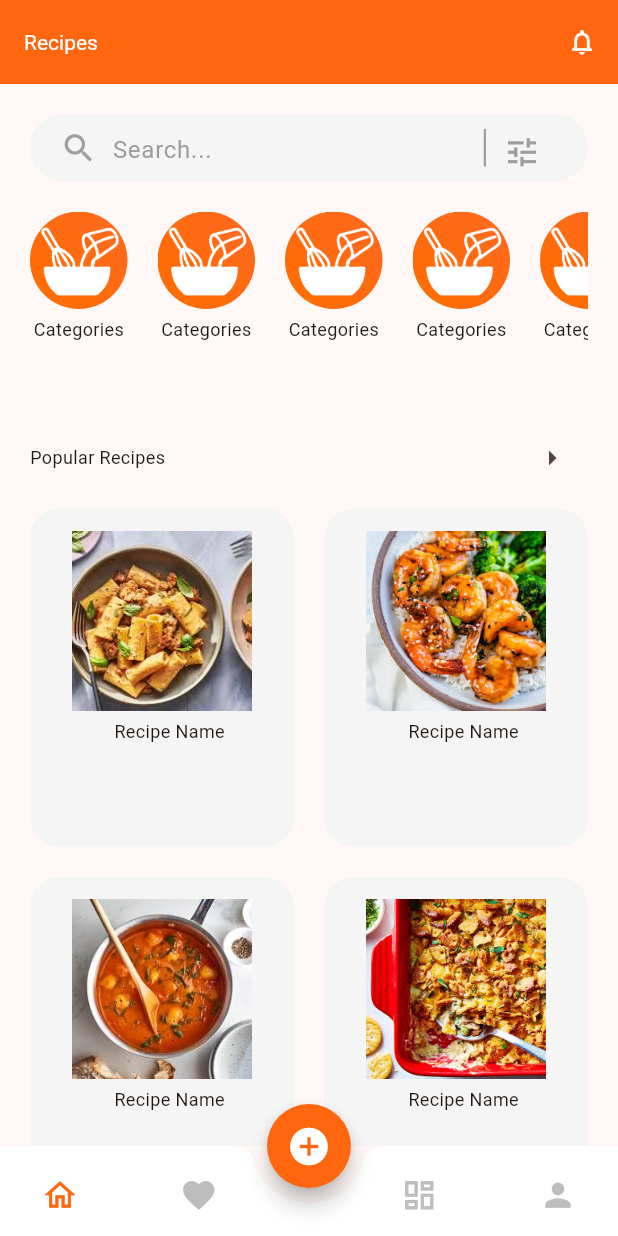
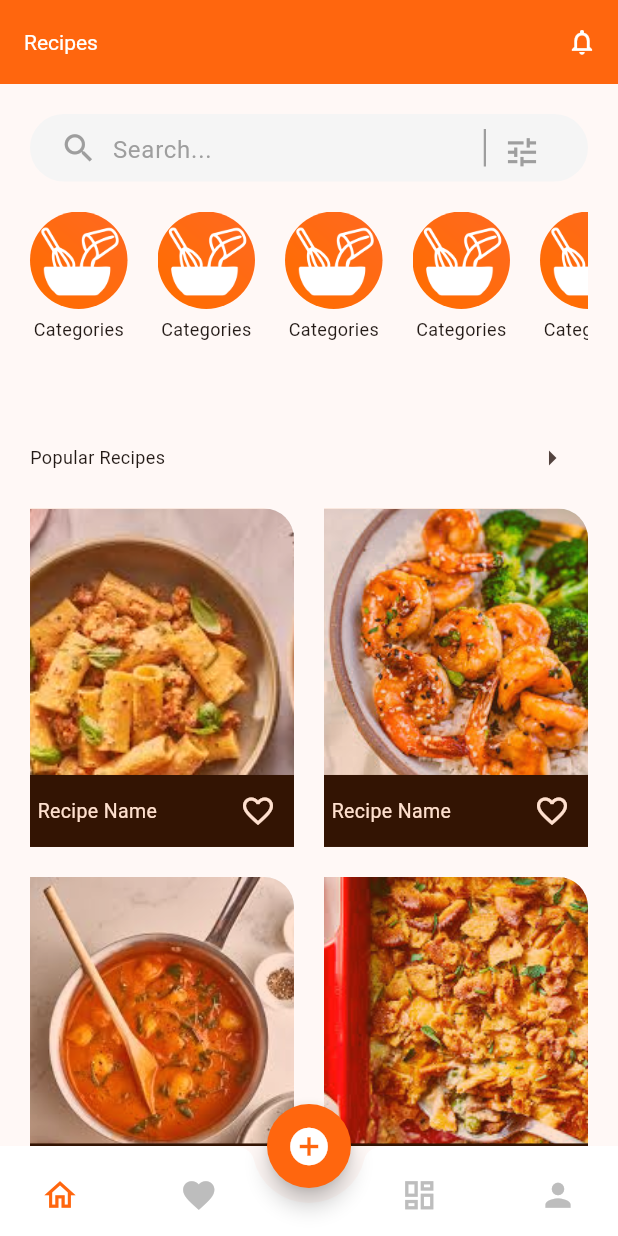
Before and after one commit to 1king-sly/recipe-app, a Flutter app: the screen it shows after launch, on a phone screen of 412 x 824 dp. Run offline on Flutter 3.47's test engine with Material 3 defaults, Android fonts, the phone set to English and light mode, and no system bars; our stand-ins replace animated_splash_screen, lottie, page_transition.

Commit message:
updated the popular recipes for better UI and added the add to favorite iconButton

```diff
--- a/lib/components/recipe_card.dart
+++ b/lib/components/recipe_card.dart
@@ -1,9 +1,17 @@
+
 import 'package:flutter/material.dart';
 import 'package:recipe/constants/constants.dart';
 
-class RecipeCard extends StatelessWidget {
+class RecipeCard extends StatefulWidget {
   final String imagePath;
   const RecipeCard({super.key, required this.imagePath});
+
+  @override
+  State<RecipeCard> createState() => _RecipeCardState();
+}
+
+class _RecipeCardState extends State<RecipeCard> {
+  bool isFavorite = false;
 
   @override
   Widget build(BuildContext context) {
@@ -14,35 +22,49 @@ class RecipeCard extends StatelessWidget {
           Container(
             width: double.infinity,
             decoration: BoxDecoration(
-              borderRadius: BorderRadius.circular(20),
+              borderRadius:
+                  const BorderRadius.only(topRight: Radius.circular(20)),
               color: primaryColor,
+              image: DecorationImage(
+                image: AssetImage(
+                  widget.imagePath,
+                ),
+                fit: BoxFit.cover,
+              ),
+            ),
+            foregroundDecoration: const BoxDecoration(
+              color: Color.fromRGBO(255, 102, 14, 0.2),
+              borderRadius: BorderRadius.only(topRight: Radius.circular(20)),
             ),
             child: Column(
-              mainAxisAlignment: MainAxisAlignment.start,
+              mainAxisAlignment: MainAxisAlignment.end,
               children: [
-                const SizedBox(
-                  height: 15,
-                ),
-                Center(
-                  child: Image.asset(
-                    imagePath,
-                    height: 120,
-                    width: 120,
-                    fit: BoxFit.cover,
-                  ),
-                ),
-                const SizedBox(
-                  height: 5,
-                ),
-                const Padding(
-                    padding: EdgeInsets.only(left: 10),
-                    child: Text("Recipe Name",
-                        style: TextStyle(
-                          fontSize: 12,
-                        ))),
-                const SizedBox(
-                  height: 5,
-                ),
+                Container(
+                    width: double.infinity,
+                    decoration: const BoxDecoration(color: Colors.black),
+                    padding: const EdgeInsets.only(left: 5),
+                    child: Row(
+                      mainAxisAlignment: MainAxisAlignment.spaceBetween,
+                      children: [
+                        const Text(
+                          "Recipe Name",
+                          style: TextStyle(fontSize: 13, color: Colors.white),
+                        ),
+                        IconButton(
+                          onPressed: () {
+                            setState(() {
+                              isFavorite = isFavorite ? false : true;
+                            });
+                          },
+                          icon: Icon(
+                            isFavorite
+                                ? Icons.favorite
+                                : Icons.favorite_outline,
+                            color: isFavorite ? mainColor : Colors.white,
+                          ),
+                        )
+                      ],
+                    )),
               ],
             ),
           )
--- /dev/null
+++ b/lib/pages/single_recipe_page.dart
@@ -0,0 +1,10 @@
+import 'package:flutter/material.dart';
+
+class SingleRecipePage extends StatelessWidget {
+  const SingleRecipePage({super.key});
+
+  @override
+  Widget build(BuildContext context) {
+    return const Scaffold( );
+  }
+}
```
